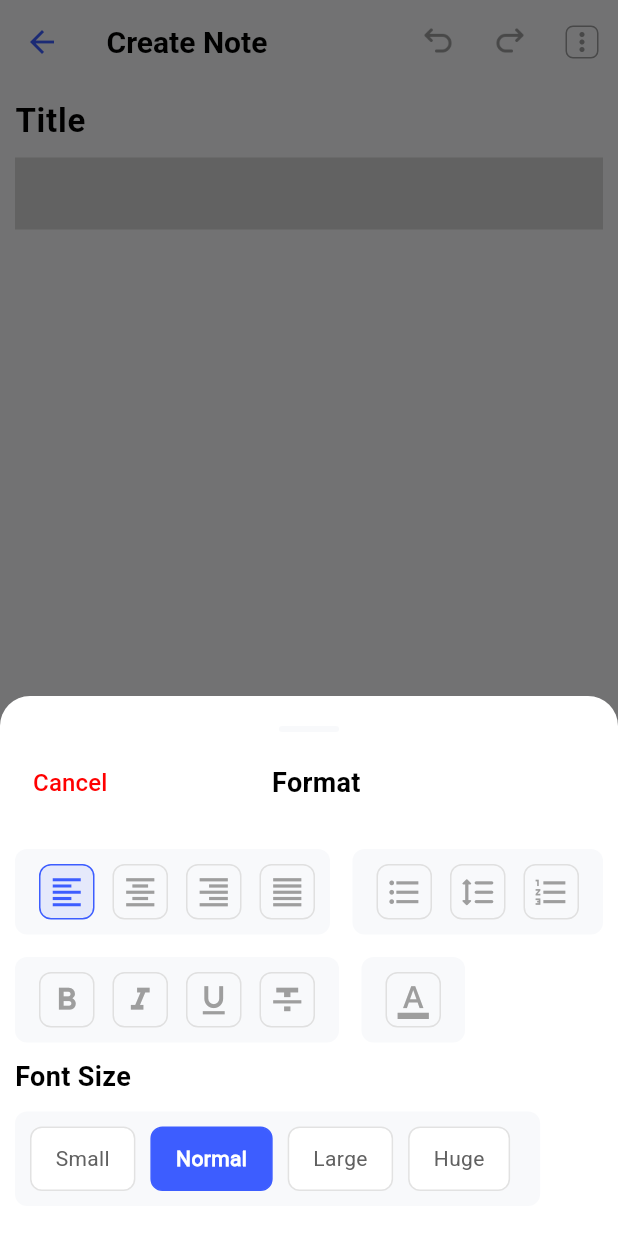
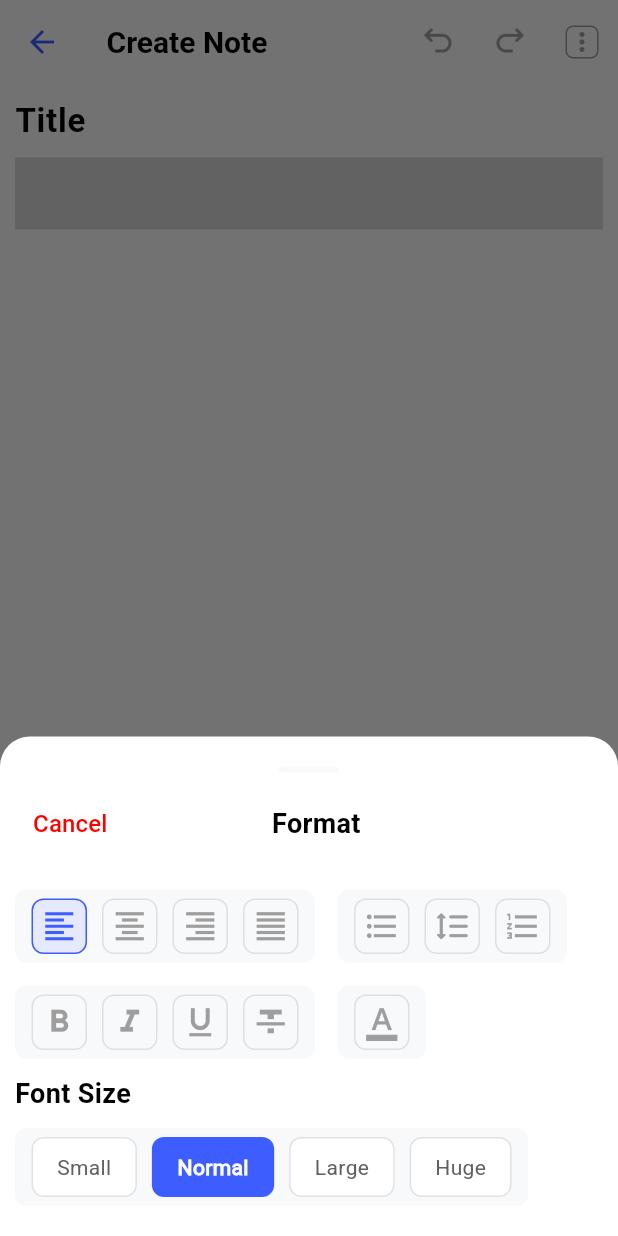
Before and after one commit to Ly-Chheng/notehub, a Flutter app: the CreateNoteScreen screen opened directly, after a tap on the "text fields" icon, on a phone screen of 412 x 824 dp. Run offline on Flutter 3.47's test engine with Material 3 defaults, Android fonts, the phone set to English and light mode, and no system bars; our stand-ins replace firebase_core, firebase_messaging, flutter_colorpicker, flutter_dotenv, flutter_local_notifications, flutter_slidable and 8 more; missing offline and left inert: flutter_quill; accounts and stored records are empty; Roboto replaces fonts that are missing (EN-ENGINEER).

Commit message:
updated code

```diff
--- a/lib/controllers/home/home_controller.dart
+++ b/lib/controllers/home/home_controller.dart
@@ -134,7 +134,7 @@ class HomeController extends GetxController {
     showConfirmDialog(
       context: context,
       title: "Delete Permanently?",
-      subTitle: "Are you sure you want to delete ${keysToDelete.length} items forever? This action cannot be undone.",
+      subTitle: "Are you sure you want to delete ${keysToDelete.length} item forever? This action cannot be undone.",
       onConfirm: () {
         for (var key in keysToDelete) {
           trashBox.delete(key);
@@ -196,7 +196,7 @@ class HomeController extends GetxController {
                 Padding(
                   padding: const EdgeInsets.symmetric(horizontal: 20),
                   child: Text(
-                    "Are you sure you want to delete ${selectedKeys.length} items forever? This action cannot be undone.",
+                    "Are you sure you want to delete ${selectedKeys.length} item forever? This action cannot be undone.",
                     textAlign: TextAlign.center,
                     style: TextStyle(
                       fontSize: context.isPhone ? 16 : 18,
--- a/lib/views/create/components/format_component.dart
+++ b/lib/views/create/components/format_component.dart
@@ -50,35 +50,36 @@ void showFormatSheet({
                 title: "Format",
               ),
               const SizedBox(height: 20),
-              Row(
+              SingleChildScrollView(
+                scrollDirection: Axis.horizontal,
+                child: Row(
                   mainAxisAlignment: MainAxisAlignment.start,
+                  mainAxisSize: MainAxisSize.min,
                   children: [
-                  Expanded(
-                    child: _buildContainer(
+                    _buildContainer(
                       context,
                       SingleChildScrollView(
                         scrollDirection: Axis.horizontal,
                         child: Row(
-                          mainAxisAlignment: MainAxisAlignment.spaceBetween,
+                          mainAxisAlignment: MainAxisAlignment.start,
                           children: [
                             _formatToggle(Icons.format_align_left, isLeftAligned, () {
                               onLeftAlignPressed();
                               Navigator.pop(context);
-                            }),
+                            }, context),
                             _formatToggle(Icons.format_align_center, isCenterAligned, () {
                               onCenterAlignPressed();
                               Navigator.pop(context);
-                            }),
+                            }, context),
                             _formatToggle(Icons.format_align_right, isRightAligned, () {
                               onRightAlignPressed();
                               Navigator.pop(context);
-                            }),
+                            }, context),
                             _formatToggle(Icons.format_align_justify, isJustifyAligned, () {
                               onJustifyAlignPressed();
                               Navigator.pop(context);
-                            }),
+                            }, context),
                           ],
-                        ),
                         ),
                       ),
                     ),
@@ -88,25 +89,26 @@ void showFormatSheet({
                       SingleChildScrollView(
                         scrollDirection: Axis.horizontal,
                         child: Row(
-                        mainAxisAlignment: MainAxisAlignment.spaceBetween,
+                          mainAxisAlignment: MainAxisAlignment.start,
                           children: [
                             _formatToggle(Icons.format_list_bulleted, false, () {
                               onBulletPressed();
                               Navigator.pop(context);
-                          }),
+                            }, context),
                             _formatToggle(Icons.format_line_spacing_rounded, false, () {
                               onHyphenPressed();
                               Navigator.pop(context);
-                          }),
+                            }, context),
                             _formatToggle(Icons.format_list_numbered, false, () {
                               onNumberedPressed();
                               Navigator.pop(context);
-                          }),
+                            }, context),
                           ],
                         ),
                       ),
                     ),
                   ],
+                ),
               ),
               const SizedBox(height: 15),
               Row(
@@ -122,25 +124,25 @@ void showFormatSheet({
                             onBoldChanged(isBold);
                             setSheetState(() {});
                             Navigator.pop(context);
-                          }),
+                          }, context),
                           _formatToggle(Icons.format_italic, isItalic, () {
                             isItalic = !isItalic;
                             onItalicChanged(isItalic);
                             setSheetState(() {});
                             Navigator.pop(context);
-                          }),
+                          }, context),
                           _formatToggle(Icons.format_underlined, isUnderlined, () {
                             isUnderlined = !isUnderlined;
                             onUnderlineChanged(isUnderlined);
                             setSheetState(() {});
                             Navigator.pop(context);
-                          }),
+                          }, context),
                           _formatToggle(Icons.format_strikethrough, isStrikethrough, () {
                             isStrikethrough = !isStrikethrough;
                             onStrikethroughChanged(isStrikethrough);
                             setSheetState(() {});
                             Navigator.pop(context);
-                          }),
+                          }, context),
                         ],
                       ),
                     ),
@@ -156,7 +158,7 @@ void showFormatSheet({
                             setSheetState(() {
                               isColorPickerOpen = !isColorPickerOpen;
                             });
-                          }),
+                          }, context),
                         ],
                       ),
                     ),
@@ -202,8 +204,8 @@ void showFormatSheet({
                                     padding: EdgeInsets.symmetric(horizontal: 5),
                                     child: CircleAvatar(
                                       backgroundColor: color,
-                                      radius: 20,
-                                      child: selectedColor.value == color.value ? Icon(Icons.check, color: AppColor().white, size: 18) : null,
+                                      radius: context.isPhone ? 16 : 20,
+                                      child: selectedColor.value == color.value ? Icon(Icons.check, color: AppColor().white, size: context.isPhone ? 18 : 24) : null,
                                     ),
                                   ),
                                 );
@@ -215,7 +217,7 @@ void showFormatSheet({
                     : const SizedBox.shrink(),
               ),
               Padding(
-                padding: const EdgeInsets.symmetric(vertical: 10),
+                padding: EdgeInsets.symmetric(vertical: context.isPhone ? 10 : 20),
                 child: Text(
                   "Font Size",
                   style: text18(context),
@@ -224,13 +226,15 @@ void showFormatSheet({
               _buildContainer(
                 context,
                 SizedBox(
-                  height: 43,
+                  height: context.isPhone ? 40 : 50,
                   child: ListView(
                     scrollDirection: Axis.horizontal,
                     shrinkWrap: true,
                     children: ['Small', 'Normal', 'Large', 'Huge'].map((size) {
                       bool isSelected = activeSize == size;
-                      return GestureDetector(
+                      return Padding(
+                        padding: EdgeInsets.symmetric(horizontal: context.isPhone ? 5 : 10),
+                        child: GestureDetector(
                           onTap: () {
                             setSheetState(() => activeSize = size);
                             onFontSizeChanged(size.toLowerCase());
@@ -238,10 +242,9 @@ void showFormatSheet({
                           },
                           child: AnimatedContainer(
                             duration: const Duration(milliseconds: 200),
-                          margin: const EdgeInsets.only(right: 10),
                             height: double.infinity,
                             alignment: Alignment.center,
-                          padding: const EdgeInsets.symmetric(horizontal: 16, vertical: 4),
+                            padding: EdgeInsets.symmetric(horizontal: context.isPhone ? 16 : 20, vertical: context.isPhone ? 4 : 8),
                             decoration: BoxDecoration(
                               color: isSelected ? AppColor().primaryColor : Theme.of(context).cardColor,
                               borderRadius: BorderRadius.circular(8),
@@ -256,6 +259,7 @@ void showFormatSheet({
                                 fontWeight: isSelected ? FontWeight.bold : FontWeight.normal,
                                 fontSize: context.isPhone ? 14 : 16,
                                 fontFamily: 'EN-REGULAR',
+                              ),
                             ),
                           ),
                         ),
@@ -274,7 +278,7 @@ void showFormatSheet({
 
 Widget _buildContainer(BuildContext context, Widget child) {
   return Container(
-    padding: const EdgeInsets.all(10),
+    padding: EdgeInsets.all(context.isPhone ? 6 : 11),
     decoration: BoxDecoration(
       color: Theme.of(context).scaffoldBackgroundColor,
       borderRadius: BorderRadius.circular(8),
@@ -283,13 +287,13 @@ Widget _buildContainer(BuildContext context, Widget child) {
   );
 }
 
-Widget _formatToggle(IconData icon, bool isActive, VoidCallback onTap) {
+Widget _formatToggle(IconData icon, bool isActive, VoidCallback onTap, BuildContext context) {
   return InkWell(
     onTap: onTap,
     child: Padding(
-      padding: const EdgeInsets.symmetric(horizontal: 6),
+      padding: EdgeInsets.symmetric(horizontal: context.isPhone ? 5 : 10),
       child: Container(
-        padding: const EdgeInsets.all(5),
+        padding: EdgeInsets.all(context.isPhone ? 5 : 10),
         decoration: BoxDecoration(
           color: isActive ? AppColor().primaryColor.withValues(alpha: 0.1) : Colors.transparent,
           borderRadius: BorderRadius.circular(8),
@@ -298,7 +302,7 @@ Widget _formatToggle(IconData icon, bool isActive, VoidCallback onTap) {
         child: Icon(
           icon,
           color: isActive ? AppColor().primaryColor : AppColor().gray,
-          size: 25,
+          size: context.isPhone ? 25 : 35,
         ),
       ),
     ),
--- a/lib/views/create/create_note_screen.dart
+++ b/lib/views/create/create_note_screen.dart
@@ -790,7 +790,6 @@ class _CreateNoteScreenState extends State<CreateNoteScreen> {
       confirmText: "Delete",
       onConfirm: () async {
         if (currentNoteKey == null) {
-          // Not saved yet → just close screen
           Get.back();
           return;
         }
--- a/lib/views/more/more.dart
+++ b/lib/views/more/more.dart
@@ -63,7 +63,7 @@ class _MoreScreenState extends State<MoreScreen> {
                 ]),
               ),
               Text(
-                "Copyright © 2026 Student Note App.\nVersion 1.0.0 (4)",
+                "Copyright © 2026 Student Note App.\nVersion 1.0.0 (5)",
                 textAlign: TextAlign.center,
                 style: TextStyle(color: AppColor().gray, fontSize: context.isPhone ? 12 : 14, height: 1.5),
               ),
--- a/lib/views/more/widgets/notification.dart
+++ b/lib/views/more/widgets/notification.dart
@@ -1,5 +1,6 @@
 import 'package:flutter/material.dart';
 import 'package:get/get.dart';
+import 'package:project_structure/core/utils/app_color.dart';
 
 class NotificationView extends StatelessWidget {
   const NotificationView({super.key});
@@ -33,7 +34,7 @@ class NotificationView extends StatelessWidget {
                   ],
                 ),
                 Obx(() => Switch.adaptive(
-                      activeThumbColor: Colors.green,
+                      activeThumbColor: AppColor().green,
                       onChanged: (value) {
                         isNotificationOn.value = value;
                       },
--- a/lib/widgets/custom_fab.dart
+++ b/lib/widgets/custom_fab.dart
@@ -29,7 +29,6 @@ class AnimatedFab extends StatelessWidget {
           child: Icon(
             icon,
             color: AppColor().white,
-            // size: MediaQuery.of(context).size.shortestSide < 600 ? 30 : 35,
             size: context.isPhone ? 30 : 40,
           ),
         ),
--- a/lib/widgets/sheet_header.dart
+++ b/lib/widgets/sheet_header.dart
@@ -25,8 +25,8 @@ class SheetHeader extends StatelessWidget {
       child: Column(
         children: [
           Container(
-            width: 40,
-            height: 4,
+            width: context.isPhone ? 40 : 50,
+            height: context.isPhone ? 4 : 8,
             margin: const EdgeInsets.only(bottom: 10),
             decoration: BoxDecoration(
               color: Theme.of(context).scaffoldBackgroundColor,
@@ -43,14 +43,14 @@ class SheetHeader extends StatelessWidget {
                   style: TextStyle(
                     color: AppColor().red,
                     fontFamily: 'EN-ENGINEER',
-                    fontSize: 16,
+                    fontSize: context.isPhone ? 16 : 18,
                   ),
                 ),
               ),
               Text(
                 title,
                 style: TextStyle(
-                  fontSize: 18,
+                  fontSize: context.isPhone ? 18 : 20,
                   fontFamily: 'EN-BOLD',
                   color: Theme.of(context).textTheme.bodyLarge?.color,
                 ),
@@ -62,7 +62,7 @@ class SheetHeader extends StatelessWidget {
                   style: TextStyle(
                     color: AppColor().primaryColor,
                     fontFamily: 'EN-ENGINEER',
-                    fontSize: 16,
+                    fontSize: context.isPhone ? 16 : 18,
                   ),
                 ),
               ),
```
Lines whose indentation alone changed are shown as unchanged.
